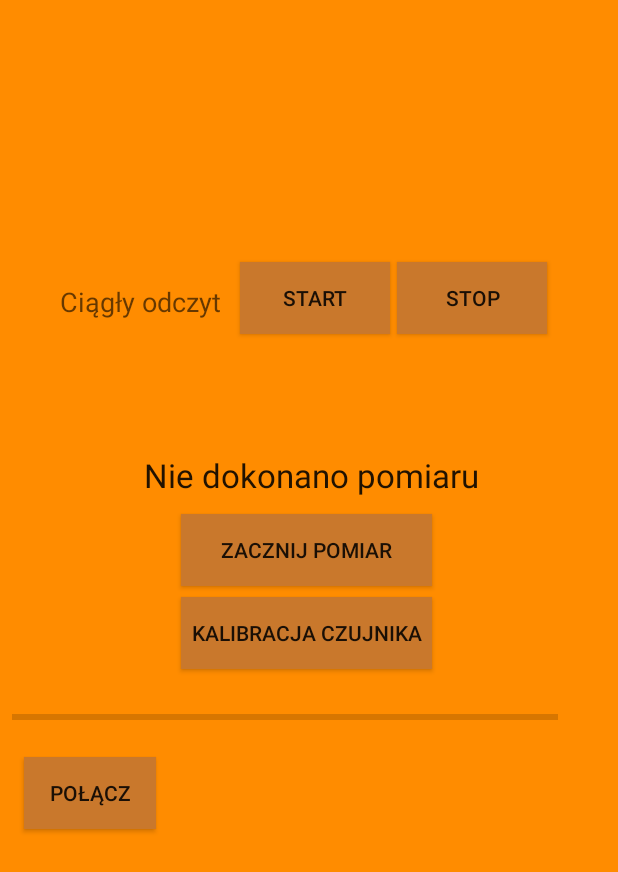
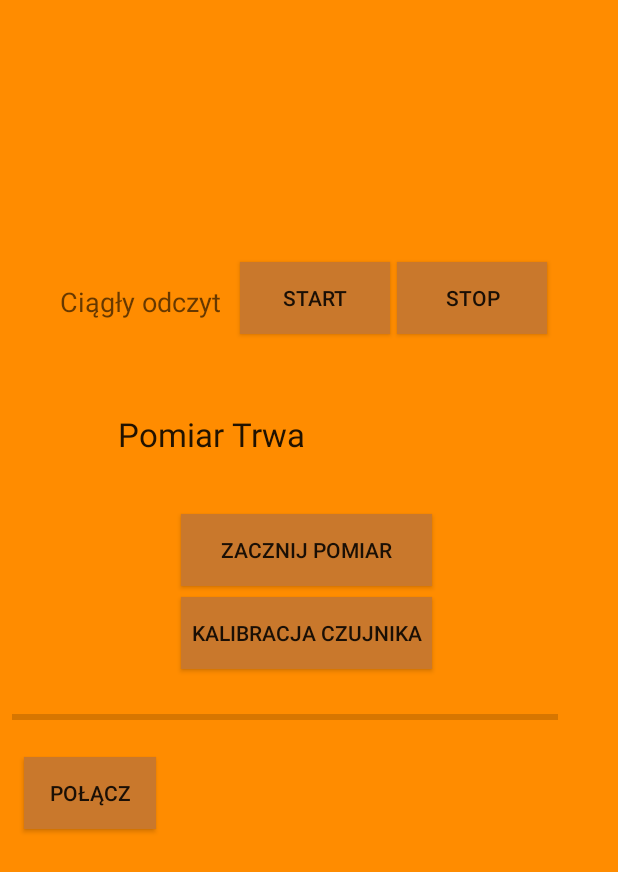
Before and after one commit to PUT-PTM/STMAlcoFon, an Android app: the screen it shows after launch (MainActivity), after a tap on "ZACZNIJ POMIAR", on a phone screen of 412 x 824 dp. Shown: the top 872 px of the screen. Run offline under Robolectric (Android 15) with nearby library versions, the phone set to English and light mode, and no system bars; libraries missing offline, so code that uses them is left out: com.github.mikephil.charting; 27 statements that could not run were skipped.

Commit message:
Poprawione wyświetlanie, zmiany w interfejsie

```diff
--- a/AndAlcoFon/app/src/main/res/layout/activity_main.xml
+++ b/AndAlcoFon/app/src/main/res/layout/activity_main.xml
@@ -30,13 +30,13 @@ android:background="@color/colorbaza">
     android:background="@color/colorbaza" />
 
     <TextView
-    android:layout_width="wrap_content"
+    android:layout_width="247dp"
     android:layout_height="wrap_content"
     android:textAppearance="?android:attr/textAppearanceLarge"
-    android:text="                  Nie dokonano pomiaru"
+    android:text="Nie dokonano pomiaru"
     android:id="@+id/brakPomiaru"
-    android:layout_x="0dp"
-    android:layout_y="302dp"
+    android:layout_x="79dp"
+    android:layout_y="275dp"
     android:background="@color/colorbaza"/>
 
 <Button
```
Also changed, not shown: AndAlcoFon/app/src/main/java/com/example/leszek/andalcofon/MainActivity.java (+10 -9 lines), AndAlcoFon/app/src/main/res/mipmap-hdpi/ic_launcher.png, AndAlcoFon/app/src/main/res/mipmap-mdpi/ic_launcher.png, AndAlcoFon/app/src/main/res/mipmap-xhdpi/ic_launcher.png, AndAlcoFon/app/src/main/res/mipmap-xxhdpi/ic_launcher.png, AndAlcoFon/app/src/main/res/mipmap-xxxhdpi/ic_launcher.png.
